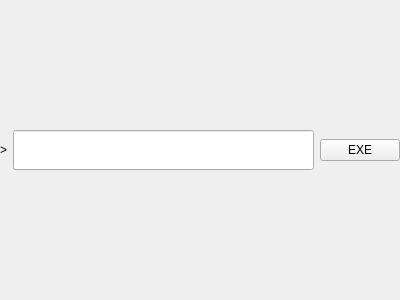
Qt form src/interface/widgets/commandline/commandline.ui (StephaneBranly/LO21-RPN-Calculator) before a commit.
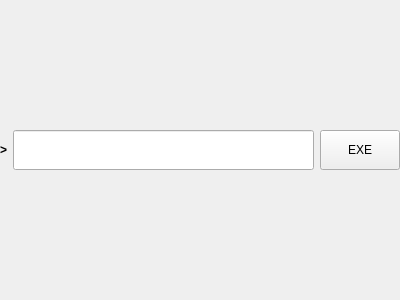
The same form after that commit.

```diff
--- a/src/interface/widgets/commandline/commandline.ui
+++ b/src/interface/widgets/commandline/commandline.ui
@@ -30,6 +30,12 @@
     <layout class="QHBoxLayout" name="horizontalLayout">
      <item>
       <widget class="QLabel" name="label">
+       <property name="font">
+        <font>
+         <weight>75</weight>
+         <bold>true</bold>
+        </font>
+       </property>
        <property name="text">
         <string>&gt;</string>
        </property>
@@ -61,6 +67,12 @@
      </item>
      <item>
       <widget class="QPushButton" name="ButtonExe">
+       <property name="minimumSize">
+        <size>
+         <width>0</width>
+         <height>40</height>
+        </size>
+       </property>
        <property name="text">
         <string>EXE</string>
        </property>
```
Left out of the diff: 2 changed lines with no effect on the pictures.
